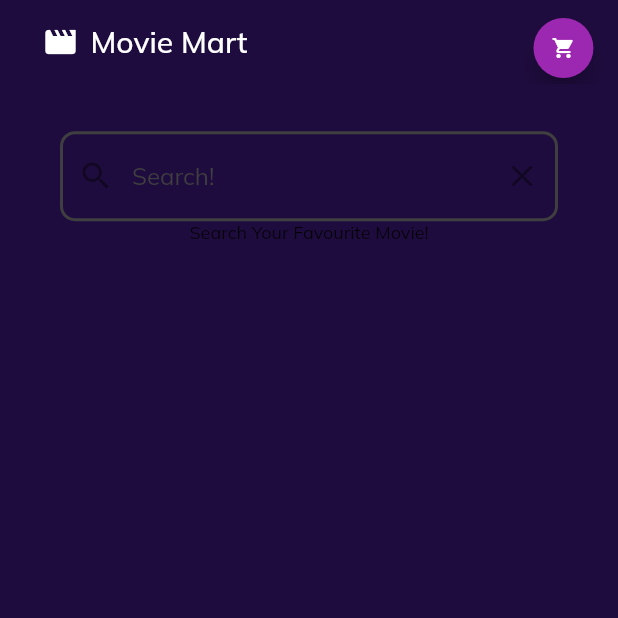
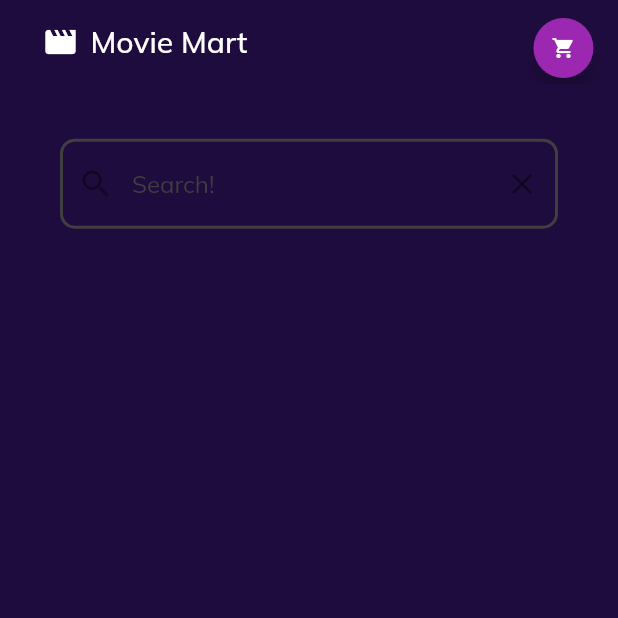
Before and after one commit to Saadali228/movie_market_place, a Flutter app: the screen it shows after launch, scrolled down 576 dp, on a phone screen of 412 x 824 dp, the top half of it. Run offline on Flutter 3.47's test engine with Material 2 defaults, Android fonts, the phone set to English and light mode, and no system bars; our stand-ins replace bloc, equatable, flutter_bloc, flutter_staggered_animations, formz, google_fonts and 2 more; missing offline and left inert: flutter_animator; network calls fail.

Commit message:
search in progress

```diff
--- a/lib/home_page/pages/home_page.dart
+++ b/lib/home_page/pages/home_page.dart
@@ -8,7 +8,6 @@ import 'package:movie_market_place/home_page/widgets/home_banner.dart';
 import 'package:movie_market_place/home_page/widgets/logo_widget.dart';
 import 'package:movie_market_place/home_page/widgets/movie_grid.dart';
 import 'package:movie_market_place/home_page/widgets/size_config.dart';
-import 'package:movie_market_place/search/pages/search_page.dart';
 
 class HomeScreen extends StatefulWidget {
   const HomeScreen({
--- a/lib/home_page/widgets/movie_grid.dart
+++ b/lib/home_page/widgets/movie_grid.dart
@@ -39,7 +39,7 @@ class _MovieGridState extends State<MovieGrid> {
       builder: (context, state) {
         return Padding(
           padding: const EdgeInsets.only(
-            top: 60,
+            top: 65,
             left: 40,
             right: 40,
           ),
@@ -48,7 +48,7 @@ class _MovieGridState extends State<MovieGrid> {
             mainAxisAlignment: MainAxisAlignment.start,
             children: [
               const SearchPage(),
-              const SizedBox(height: 16),
+              const SizedBox(height: 8),
               Expanded(
                 child: AnimationLimiter(
                   child: RawScrollbar(
--- a/lib/search/widgets/search_item.dart
+++ b/lib/search/widgets/search_item.dart
@@ -45,8 +45,10 @@ class SearchItem extends StatelessWidget {
                     ),
                   ),
                   Text(
-                    searchItem?.overview ?? 'An Amazing Movie',
+                    searchItem?.overview ?? 'No Overview',
                     textAlign: TextAlign.left,
+                    maxLines: 3,
+                    overflow: TextOverflow.ellipsis,
                     style: const TextStyle(
                       color: Colors.grey,
                       fontSize: 12,
```
Also changed, not shown: lib/search/widgets/search_list.dart (+3 -4 lines).
